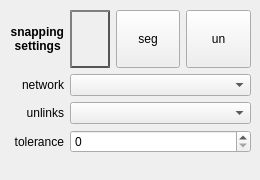
The window that DrawingTool_dockwidget_base.ui (spacesyntax/Drawing-Tool) describes before a commit, drawn with Qt 5.
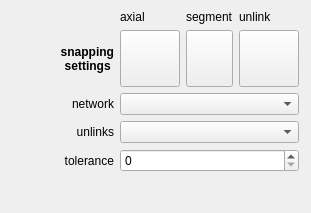
The same window after the commit. Icons and pictures are not drawn.

```diff
--- a/DrawingTool_dockwidget_base.ui
+++ b/DrawingTool_dockwidget_base.ui
@@ -6,8 +6,8 @@
    <rect>
     <x>0</x>
     <y>0</y>
-    <width>260</width>
-    <height>180</height>
+    <width>311</width>
+    <height>213</height>
    </rect>
   </property>
   <property name="sizePolicy">
@@ -31,129 +31,31 @@
      <rect>
       <x>10</x>
       <y>10</y>
-      <width>241</width>
-      <height>143</height>
+      <width>289</width>
+      <height>162</height>
      </rect>
     </property>
     <layout class="QGridLayout" name="gridLayout">
      <property name="sizeConstraint">
       <enum>QLayout::SetMinimumSize</enum>
      </property>
-     <item row="3" column="1" colspan="3">
+     <item row="4" column="1" colspan="3">
       <widget class="QSpinBox" name="toleranceSpin"/>
      </item>
-     <item row="2" column="1" colspan="3">
-      <widget class="QComboBox" name="unlinksCombo"/>
-     </item>
-     <item row="1" column="1" colspan="3">
-      <widget class="QComboBox" name="networkCombo"/>
-     </item>
-     <item row="0" column="2">
-      <widget class="QPushButton" name="segmentButton">
-       <property name="sizePolicy">
-        <sizepolicy hsizetype="MinimumExpanding" vsizetype="MinimumExpanding">
-         <horstretch>0</horstretch>
-         <verstretch>0</verstretch>
-        </sizepolicy>
-       </property>
-       <property name="minimumSize">
-        <size>
-         <width>38</width>
-         <height>38</height>
-        </size>
-       </property>
-       <property name="maximumSize">
-        <size>
-         <width>5000</width>
-         <height>5000</height>
-        </size>
-       </property>
-       <property name="text">
-        <string>seg</string>
-       </property>
-      </widget>
-     </item>
-     <item row="0" column="1">
-      <widget class="QPushButton" name="axialButton">
-       <property name="sizePolicy">
-        <sizepolicy hsizetype="Fixed" vsizetype="Fixed">
-         <horstretch>0</horstretch>
-         <verstretch>0</verstretch>
-        </sizepolicy>
-       </property>
-       <property name="minimumSize">
-        <size>
-         <width>40</width>
-         <height>40</height>
-        </size>
-       </property>
-       <property name="maximumSize">
-        <size>
-         <width>5000</width>
-         <height>5000</height>
-        </size>
-       </property>
-       <property name="styleSheet">
-        <string notr="true">QPushButton {
-    color: #333;
-    border: 2px solid #555;
-    border-radius: 50%;
-    border-style: outset;
-	background-image: url(./custom_icons/settings.png);
-    background: qradialgradient(
-        cx: 0.3, cy: -0.4, fx: 0.3, fy: -0.4,
-        radius: 1.35, stop: 0 #fff, stop: 1 #888
-        );
-    padding: 5px;
-    }
-
-QPushButton:hover {
-    background: qradialgradient(
-        cx: 0.3, cy: -0.4, fx: 0.3, fy: -0.4,
-        radius: 1.35, stop: 0 #fff, stop: 1 #bbb
-        );
-    }
-
-QPushButton:pressed {
-    border-style: inset;
-    background: qradialgradient(
-        cx: 0.4, cy: -0.1, fx: 0.4, fy: -0.1,
-        radius: 1.35, stop: 0 #fff, stop: 1 #ddd
-        );
-    }</string>
-       </property>
-       <property name="text">
-        <string/>
-       </property>
-      </widget>
-     </item>
-     <item row="0" column="3">
-      <widget class="QPushButton" name="unlinksButton">
-       <property name="sizePolicy">
-        <sizepolicy hsizetype="MinimumExpanding" vsizetype="MinimumExpanding">
-         <horstretch>0</horstretch>
-         <verstretch>0</verstretch>
-        </sizepolicy>
-       </property>
-       <property name="minimumSize">
-        <size>
-         <width>38</width>
-         <height>38</height>
-        </size>
-       </property>
-       <property name="maximumSize">
-        <size>
-         <width>5000</width>
-         <height>5000</height>
-        </size>
-       </property>
-       <property name="text">
-        <string>un</string>
-       </property>
-      </widget>
-     </item>
-     <item row="0" column="0">
+     <item row="1" column="0">
       <widget class="QLabel" name="label">
+       <property name="sizePolicy">
+        <sizepolicy hsizetype="Expanding" vsizetype="MinimumExpanding">
+         <horstretch>0</horstretch>
+         <verstretch>0</verstretch>
+        </sizepolicy>
+       </property>
+       <property name="minimumSize">
+        <size>
+         <width>0</width>
+         <height>32</height>
+        </size>
+       </property>
        <property name="font">
         <font>
          <weight>75</weight>
@@ -169,17 +71,10 @@
        </property>
       </widget>
      </item>
-     <item row="1" column="0">
-      <widget class="QLabel" name="label_2">
-       <property name="text">
-        <string>network</string>
-       </property>
-       <property name="alignment">
-        <set>Qt::AlignRight|Qt::AlignTrailing|Qt::AlignVCenter</set>
-       </property>
-      </widget>
+     <item row="3" column="1" colspan="3">
+      <widget class="QComboBox" name="unlinksCombo"/>
      </item>
-     <item row="2" column="0">
+     <item row="3" column="0">
       <widget class="QLabel" name="label_3">
        <property name="text">
         <string>unlinks</string>
@@ -189,7 +84,10 @@
        </property>
       </widget>
      </item>
-     <item row="3" column="0">
+     <item row="2" column="1" colspan="3">
+      <widget class="QComboBox" name="networkCombo"/>
+     </item>
+     <item row="4" column="0">
       <widget class="QLabel" name="label_4">
        <property name="text">
         <string>tolerance</string>
@@ -199,6 +97,136 @@
        </property>
       </widget>
      </item>
+     <item row="1" column="2">
+      <widget class="QPushButton" name="segmentButton">
+       <property name="sizePolicy">
+        <sizepolicy hsizetype="Fixed" vsizetype="Fixed">
+         <horstretch>0</horstretch>
+         <verstretch>0</verstretch>
+        </sizepolicy>
+       </property>
+       <property name="minimumSize">
+        <size>
+         <width>25</width>
+         <height>25</height>
+        </size>
+       </property>
+       <property name="maximumSize">
+        <size>
+         <width>5000</width>
+         <height>5000</height>
+        </size>
+       </property>
+       <property name="text">
+        <string/>
+       </property>
+       <attribute name="buttonGroup">
+        <string notr="true">buttonGroup</string>
+       </attribute>
+      </widget>
+     </item>
+     <item row="1" column="1">
+      <widget class="QPushButton" name="axialButton">
+       <property name="sizePolicy">
+        <sizepolicy hsizetype="Fixed" vsizetype="Fixed">
+         <horstretch>0</horstretch>
+         <verstretch>0</verstretch>
+        </sizepolicy>
+       </property>
+       <property name="minimumSize">
+        <size>
+         <width>25</width>
+         <height>25</height>
+        </size>
+       </property>
+       <property name="maximumSize">
+        <size>
+         <width>5000</width>
+         <height>5000</height>
+        </size>
+       </property>
+       <property name="styleSheet">
+        <string notr="true"/>
+       </property>
+       <property name="text">
+        <string/>
+       </property>
+       <attribute name="buttonGroup">
+        <string notr="true">buttonGroup</string>
+       </attribute>
+      </widget>
+     </item>
+     <item row="1" column="3">
+      <widget class="QPushButton" name="unlinksButton">
+       <property name="sizePolicy">
+        <sizepolicy hsizetype="Fixed" vsizetype="Fixed">
+         <horstretch>0</horstretch>
+         <verstretch>0</verstretch>
+        </sizepolicy>
+       </property>
+       <property name="minimumSize">
+        <size>
+         <width>25</width>
+         <height>25</height>
+        </size>
+       </property>
+       <property name="maximumSize">
+        <size>
+         <width>5000</width>
+         <height>5000</height>
+        </size>
+       </property>
+       <property name="text">
+        <string/>
+       </property>
+       <attribute name="buttonGroup">
+        <string notr="true">buttonGroup</string>
+       </attribute>
+      </widget>
+     </item>
+     <item row="2" column="0">
+      <widget class="QLabel" name="label_2">
+       <property name="text">
+        <string>network</string>
+       </property>
+       <property name="alignment">
+        <set>Qt::AlignRight|Qt::AlignTrailing|Qt::AlignVCenter</set>
+       </property>
+      </widget>
+     </item>
+     <item row="0" column="1">
+      <widget class="QLabel" name="label_5">
+       <property name="minimumSize">
+        <size>
+         <width>60</width>
+         <height>0</height>
+        </size>
+       </property>
+       <property name="text">
+        <string>axial</string>
+       </property>
+      </widget>
+     </item>
+     <item row="0" column="2">
+      <widget class="QLabel" name="label_6">
+       <property name="text">
+        <string>segment</string>
+       </property>
+      </widget>
+     </item>
+     <item row="0" column="3">
+      <widget class="QLabel" name="label_7">
+       <property name="minimumSize">
+        <size>
+         <width>60</width>
+         <height>0</height>
+        </size>
+       </property>
+       <property name="text">
+        <string>unlink</string>
+       </property>
+      </widget>
+     </item>
     </layout>
    </widget>
   </widget>
```
Left out of the diff: 3 changed lines with no effect on the pictures.
